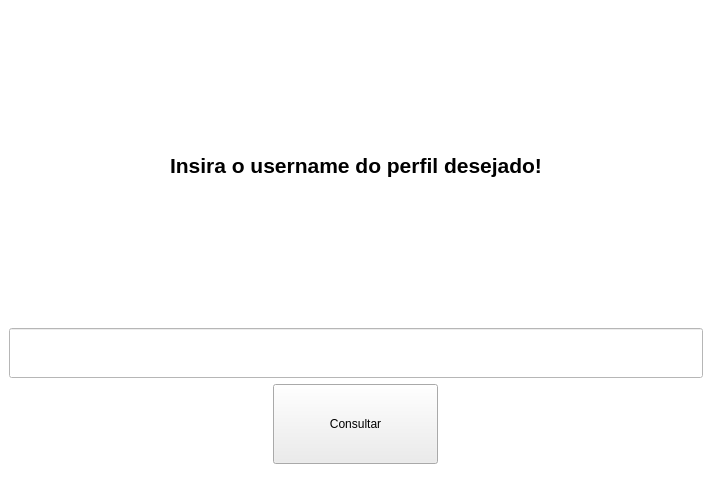
This is Projetos/GitHub_user_information/layouts/user_name_information.ui in JoaoEmanuell/Meus-Estudos-Python as Qt 5 draws it before an edit. The edited form follows.
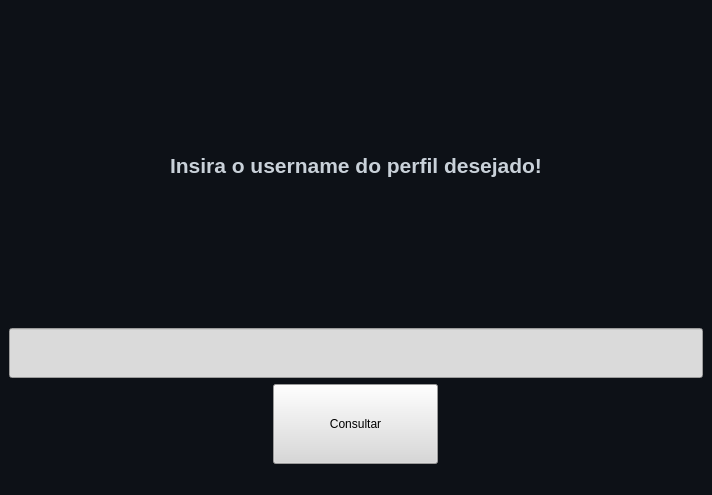
This is the edited form.

Commit message: layout update and simplify code

```diff
--- a/Projetos/GitHub_user_information/layouts/user_name_information.ui
+++ b/Projetos/GitHub_user_information/layouts/user_name_information.ui
@@ -14,7 +14,7 @@
    <string>MainWindow</string>
   </property>
   <property name="styleSheet">
-   <string notr="true">background-color: rgb(255, 255, 255);</string>
+   <string notr="true">background-color: rgb(13, 17, 23);</string>
   </property>
   <widget class="QWidget" name="centralwidget">
    <layout class="QVBoxLayout" name="verticalLayout_2">
@@ -23,7 +23,7 @@
       <item>
        <widget class="QLabel" name="label">
         <property name="text">
-         <string>&lt;html&gt;&lt;head/&gt;&lt;body&gt;&lt;p align=&quot;center&quot;&gt;&lt;span style=&quot; font-size:16pt; font-weight:600;&quot;&gt;Insira o username do perfil desejado!&lt;/span&gt;&lt;/p&gt;&lt;/body&gt;&lt;/html&gt;</string>
+         <string>&lt;html&gt;&lt;head/&gt;&lt;body&gt;&lt;p align=&quot;center&quot;&gt;&lt;span style=&quot; font-size:16pt; font-weight:600;color : #C9D1D9;&quot;&gt;Insira o username do perfil desejado!&lt;/span&gt;&lt;/p&gt;&lt;/body&gt;&lt;/html&gt;</string>
         </property>
        </widget>
       </item>
@@ -55,6 +55,9 @@
         <property name="layoutDirection">
          <enum>Qt::LeftToRight</enum>
         </property>
+        <property name="styleSheet">
+         <string notr="true">background-color: rgb(218, 218, 218);</string>
+        </property>
         <property name="dragEnabled">
          <bool>false</bool>
         </property>
@@ -83,7 +86,7 @@
            <cursorShape>UpArrowCursor</cursorShape>
           </property>
           <property name="styleSheet">
-           <string notr="true">background-color: rgb(236, 236, 236);</string>
+           <string notr="true">background-color: rgb(216, 216, 216);</string>
           </property>
           <property name="text">
            <string>Consultar</string>
```
Left out of the diff: 2 changed lines with no effect on the pictures. The commit also changes 1 other file.
